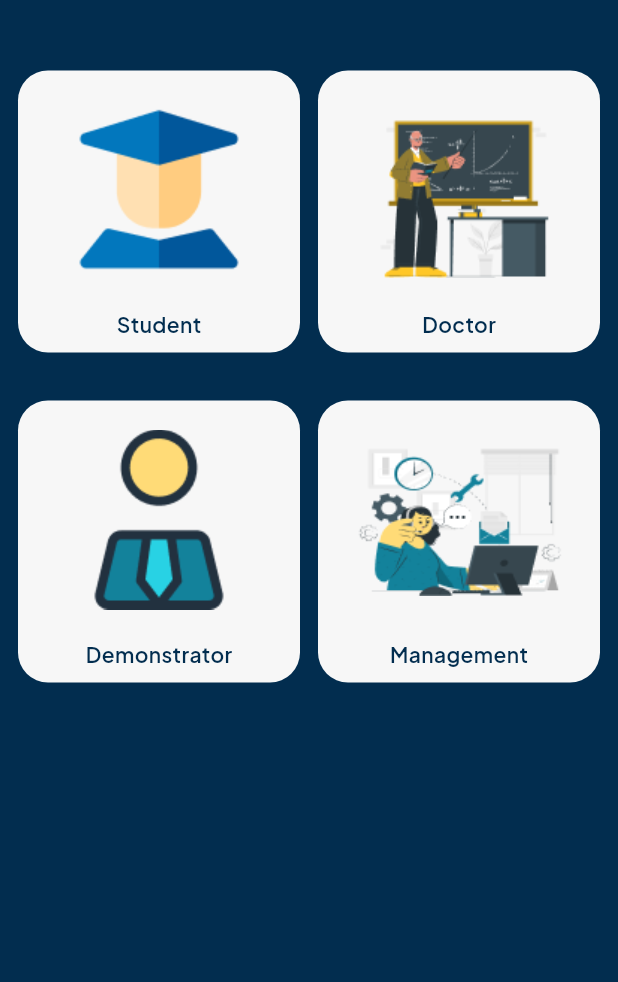
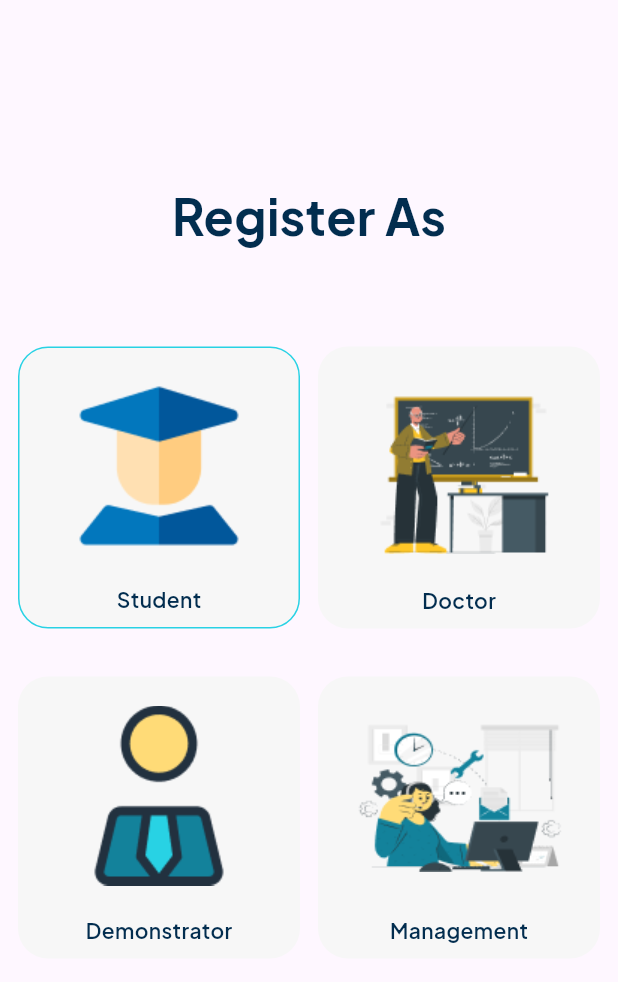
Before and after one commit to Adham167/educational_system, a Flutter app: the RegisterAsView screen opened by its route, on a phone screen of 412 x 824 dp. Shown: the top 982 px of the screen. Run offline on Flutter 3.47's test engine with Material 3 defaults, Android fonts, the light colour scheme and no system bars; our stand-ins replace bloc, flutter_bloc, go_router.

Commit message:
register as part 2

```diff
--- a/lib/features/auth/presentation/views/register_as_view.dart
+++ b/lib/features/auth/presentation/views/register_as_view.dart
@@ -7,6 +7,6 @@ class RegisterAsView extends StatelessWidget {
 
   @override
   Widget build(BuildContext context) {
-    return Scaffold(backgroundColor: AppColors.primary, body: RegisterAsbody());
+    return Scaffold(body: SafeArea(child: RegisterAsbody()));
   }
 }
--- /dev/null
+++ b/lib/features/auth/presentation/views/widgets/active_register_as_item.dart
@@ -0,0 +1,30 @@
+import 'package:educational_system/core/utils/app_colors.dart';
+import 'package:educational_system/core/utils/app_styles.dart';
+import 'package:educational_system/features/auth/data/models/register_as_model.dart';
+import 'package:flutter/material.dart';
+
+class ActiveRegisterAsItem extends StatelessWidget {
+  const ActiveRegisterAsItem({super.key, required this.registerAsModel});
+
+  final RegisterAsModel registerAsModel;
+
+  @override
+  Widget build(BuildContext context) {
+    return Container(
+      width: 183,
+      height: 160,
+      decoration: BoxDecoration(
+        color: Color(0xFFF7F7F7),
+        borderRadius: BorderRadius.circular(20),
+        border: Border.all(color: AppColors.borderType, width: 1),
+      ),
+      child: Column(
+        mainAxisAlignment: MainAxisAlignment.spaceEvenly,
+        children: [
+          Image.asset(registerAsModel.image, height: 140, width: 140),
+          Text(registerAsModel.name, style: AppStyles.styleSemiBold14),
+        ],
+      ),
+    );
+  }
+}
--- /dev/null
+++ b/lib/features/auth/presentation/views/widgets/in_active_register_as_item.dart
@@ -0,0 +1,32 @@
+
+import 'package:educational_system/core/utils/app_styles.dart';
+import 'package:educational_system/features/auth/data/models/register_as_model.dart';
+import 'package:flutter/material.dart';
+
+class InActiveRegisterAsItem extends StatelessWidget {
+  const InActiveRegisterAsItem({
+    super.key,
+    required this.registerAsModel,
+  });
+
+  final RegisterAsModel registerAsModel;
+
+  @override
+  Widget build(BuildContext context) {
+    return Container(
+      width: 183,
+      height: 160,
+      decoration: BoxDecoration(
+        color: Color(0xFFF7F7F7),
+        borderRadius: BorderRadius.circular(20),
+      ),
+      child: Column(
+        mainAxisAlignment: MainAxisAlignment.spaceEvenly,
+        children: [
+          Image.asset(registerAsModel.image, height: 140, width: 140),
+          Text(registerAsModel.name, style: AppStyles.styleSemiBold14),
+        ],
+      ),
+    );
+  }
+}
--- a/lib/features/auth/presentation/views/widgets/register_as_body.dart
+++ b/lib/features/auth/presentation/views/widgets/register_as_body.dart
@@ -2,17 +2,12 @@ import 'package:educational_system/core/utils/app_images.dart';
 import 'package:educational_system/core/utils/app_styles.dart';
 import 'package:educational_system/features/auth/data/models/register_as_model.dart';
 import 'package:educational_system/features/auth/presentation/views/widgets/register_as_item.dart';
+import 'package:educational_system/features/auth/presentation/views/widgets/register_as_item_grid_view.dart';
 import 'package:flutter/material.dart';
 
 class RegisterAsbody extends StatelessWidget {
   const RegisterAsbody({super.key});
 
-  final List<RegisterAsModel> registerList = const [
-    RegisterAsModel(image: Assets.imagesStudent, name: "Student"),
-    RegisterAsModel(image: Assets.imagesDoctor, name: "Doctor"),
-    RegisterAsModel(image: Assets.imagesDemonstrator, name: "Demonstrator"),
-    RegisterAsModel(image: Assets.imagesManagement, name: "Management"),
-  ];
 
   @override
   Widget build(BuildContext context) {
@@ -20,21 +15,10 @@ class RegisterAsbody extends StatelessWidget {
       padding: const EdgeInsets.symmetric(horizontal: 12.0),
       child: Column(
         children: [
+          SizedBox(height: 120),
           Text("Register As", style: AppStyles.styleBold33),
-          Expanded(
-            child: GridView.builder(
-              gridDelegate: SliverGridDelegateWithFixedCrossAxisCount(
-                crossAxisCount: 2,
-                childAspectRatio: 1,
-                crossAxisSpacing: 12,
-                mainAxisSpacing: 32,
-              ),
-              itemCount: registerList.length,
-              itemBuilder: (context, index) {
-                return RegisterAsItem(registerAsModel: registerList[index]);
-              },
-            ),
-          ),
+          SizedBox(height: 64),
+          RegisterAsItemGridView(),
         ],
       ),
     );
--- a/lib/features/auth/presentation/views/widgets/register_as_item.dart
+++ b/lib/features/auth/presentation/views/widgets/register_as_item.dart
@@ -1,26 +1,21 @@
 import 'package:educational_system/core/utils/app_styles.dart';
 import 'package:educational_system/features/auth/data/models/register_as_model.dart';
+import 'package:educational_system/features/auth/presentation/views/widgets/active_register_as_item.dart';
+import 'package:educational_system/features/auth/presentation/views/widgets/in_active_register_as_item.dart';
 import 'package:flutter/material.dart';
 
 class RegisterAsItem extends StatelessWidget {
-  const RegisterAsItem({super.key, required this.registerAsModel});
+  const RegisterAsItem({
+    super.key,
+    required this.registerAsModel,
+    required this.isAtive,
+  });
   final RegisterAsModel registerAsModel;
+  final bool isAtive;
   @override
   Widget build(BuildContext context) {
-    return Container(
-      width: 183,
-      height: 160,
-      decoration: BoxDecoration(
-        color: Color(0xFFF7F7F7),
-        borderRadius: BorderRadius.circular(20),
-      ),
-      child: Column(
-        mainAxisAlignment: MainAxisAlignment.spaceEvenly,
-        children: [
-          Image.asset(registerAsModel.image, height: 140, width: 140),
-          Text(registerAsModel.name, style: AppStyles.styleSemiBold14),
-        ],
-      ),
-    );
+    return isAtive
+        ? ActiveRegisterAsItem(registerAsModel: registerAsModel)
+        : InActiveRegisterAsItem(registerAsModel: registerAsModel);
   }
 }
--- /dev/null
+++ b/lib/features/auth/presentation/views/widgets/register_as_item_grid_view.dart
@@ -0,0 +1,53 @@
+import 'package:educational_system/core/utils/app_images.dart';
+import 'package:educational_system/core/utils/app_router.dart';
+import 'package:educational_system/features/auth/data/models/register_as_model.dart';
+import 'package:educational_system/features/auth/presentation/views/widgets/register_as_item.dart';
+import 'package:flutter/material.dart';
+import 'package:go_router/go_router.dart';
+
+class RegisterAsItemGridView extends StatefulWidget {
+  const RegisterAsItemGridView({super.key});
+
+  @override
+  State<RegisterAsItemGridView> createState() => _RegisterAsItemGridViewState();
+}
+
+class _RegisterAsItemGridViewState extends State<RegisterAsItemGridView> {
+  final List<RegisterAsModel> registerList = const [
+    RegisterAsModel(image: Assets.imagesStudent, name: "Student"),
+    RegisterAsModel(image: Assets.imagesDoctor, name: "Doctor"),
+    RegisterAsModel(image: Assets.imagesDemonstrator, name: "Demonstrator"),
+    RegisterAsModel(image: Assets.imagesManagement, name: "Management"),
+  ];
+  int isActive = 0;
+  @override
+  Widget build(BuildContext context) {
+    return Expanded(
+      child: GridView.builder(
+        gridDelegate: SliverGridDelegateWithFixedCrossAxisCount(
+          crossAxisCount: 2,
+          childAspectRatio: 1,
+          crossAxisSpacing: 12,
+          mainAxisSpacing: 32,
+        ),
+        itemCount: registerList.length,
+        itemBuilder: (context, index) {
+          return GestureDetector(
+            onTap: () {
+              setState(() {
+                if (isActive != index) {
+                  isActive = index;
+                }
+              });
+              GoRouter.of(context).push(AppRouter.kRegisterView);
+            },
+            child: RegisterAsItem(
+              registerAsModel: registerList[index],
+              isAtive: isActive == index,
+            ),
+          );
+        },
+      ),
+    );
+  }
+}
```
